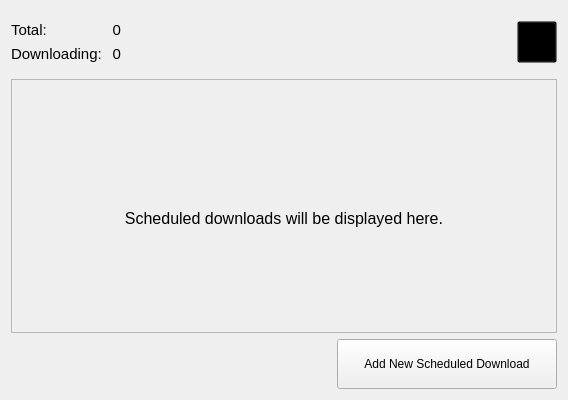
Above: resources/ui/scheduledDownloads.ui from devhotteok/TwitchLink before the change. Below: the same form after it.
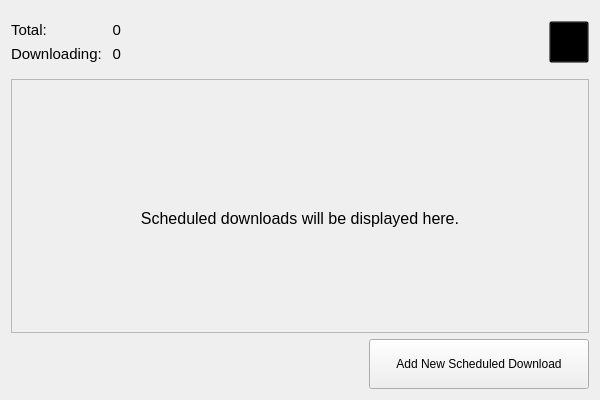
That is the form after the change. Icons and pictures are not drawn.

```diff
--- a/resources/ui/scheduledDownloads.ui
+++ b/resources/ui/scheduledDownloads.ui
@@ -6,7 +6,7 @@
    <rect>
     <x>0</x>
     <y>0</y>
-    <width>564</width>
+    <width>600</width>
     <height>400</height>
    </rect>
   </property>
@@ -152,7 +152,7 @@
         <property name="iconSize">
          <size>
           <width>48</width>
-          <height>48</height>
+          <height>24</height>
          </size>
         </property>
        </widget>
```
Left out of the diff: 6 changed lines with no effect on the pictures.
